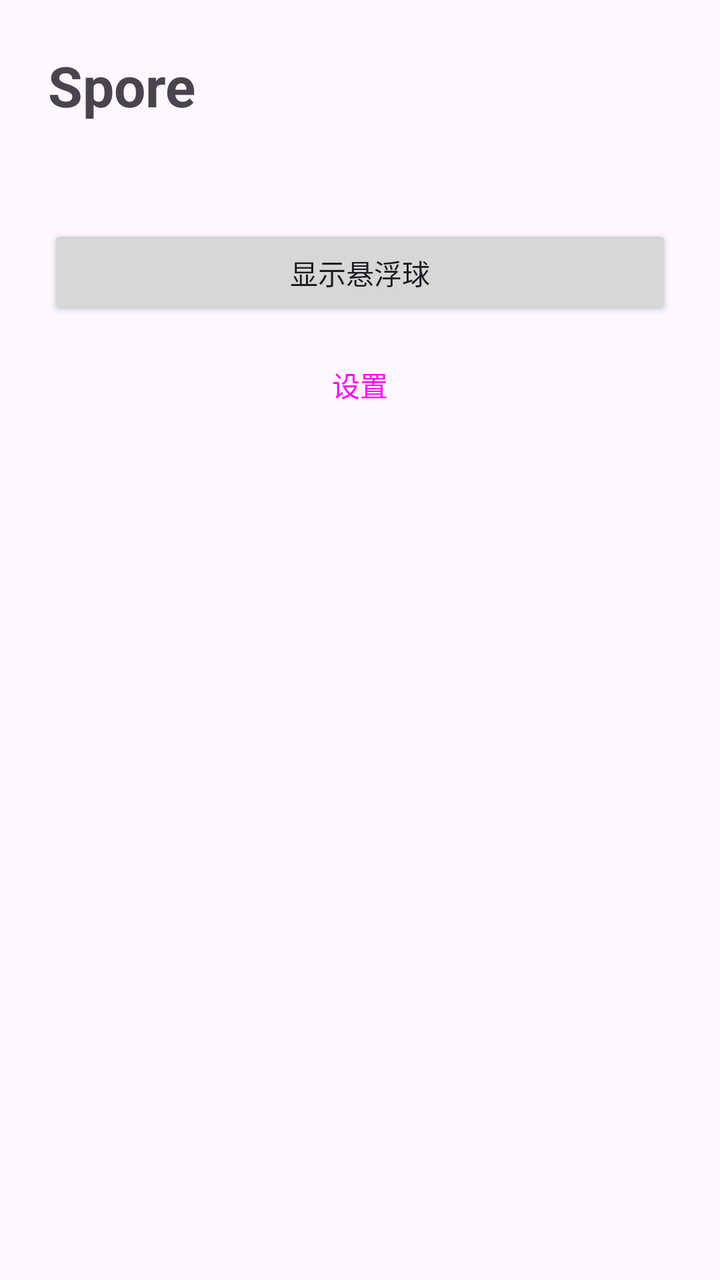
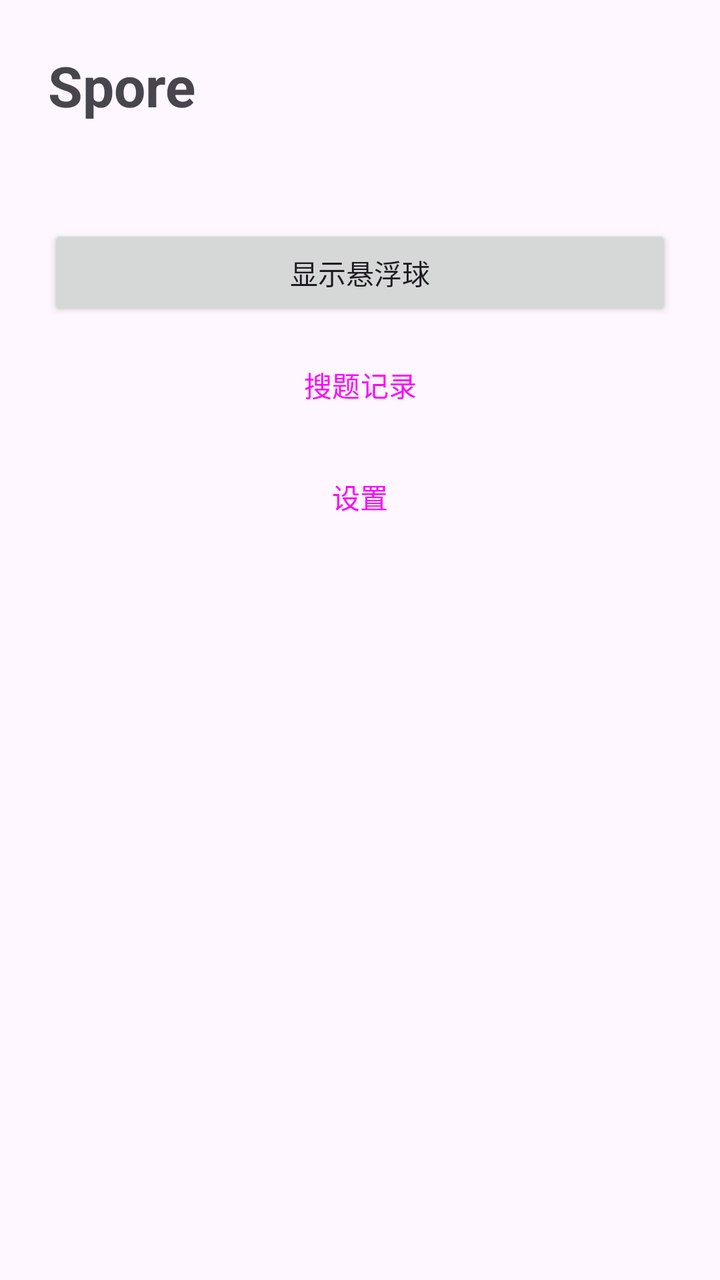

Screens rendered from an Android XML layout before and after an edit, with the pre-edit source and the edit as a unified diff.
<!-- AndroidManifest.xml: application theme Theme.Spore -->
<!-- res/layout/activity_main.xml -->
<?xml version="1.0" encoding="utf-8"?>
<LinearLayout xmlns:android="http://schemas.android.com/apk/res/android"
    android:layout_width="match_parent"
    android:layout_height="match_parent"
    android:orientation="vertical"
    android:padding="24dp">

    <TextView
        android:layout_width="wrap_content"
        android:layout_height="wrap_content"
        android:text="@string/app_name"
        android:textSize="28sp"
        android:textStyle="bold" />

    <TextView
        android:id="@+id/tv_status"
        android:layout_width="match_parent"
        android:layout_height="wrap_content"
        android:layout_marginTop="8dp"
        android:textSize="14sp" />

    <Button
        android:id="@+id/btn_ball"
        android:layout_width="match_parent"
        android:layout_height="wrap_content"
        android:layout_marginTop="24dp"
        android:text="@string/start_ball" />

    <Button
        android:id="@+id/btn_settings"
        style="?attr/materialButtonOutlinedStyle"
        android:layout_width="match_parent"
        android:layout_height="wrap_content"
        android:layout_marginTop="8dp"
        android:text="@string/btn_settings" />

</LinearLayout>
<!-- resources referenced by this layout -->
<resources>
  <string name="app_name">Spore</string>
  <string name="btn_settings">设置</string>
  <string name="start_ball">显示悬浮球</string>
  <style name="Theme.Spore" parent="Base.Theme.Spore" />
  <style name="Base.Theme.Spore" parent="Theme.Material3.DayNight.NoActionBar">
          
      </style>
</resources>

<!-- the commit's change to res/layout/activity_main.xml (unified diff, before → after) -->
@@ -27,6 +27,14 @@
         android:text="@string/start_ball" />
 
     <Button
+        android:id="@+id/btn_record"
+        style="?attr/materialButtonOutlinedStyle"
+        android:layout_width="match_parent"
+        android:layout_height="wrap_content"
+        android:layout_marginTop="8dp"
+        android:text="@string/record_title" />
+
+    <Button
         android:id="@+id/btn_settings"
         style="?attr/materialButtonOutlinedStyle"
         android:layout_width="match_parent"
<!-- resource entries referenced after the edit -->
@@ -2,6 +2,7 @@
 <resources>
   <string name="app_name">Spore</string>
   <string name="btn_settings">设置</string>
+  <string name="record_title">搜题记录</string>
   <string name="start_ball">显示悬浮球</string>
   <style name="Theme.Spore" parent="Base.Theme.Spore" />
   <style name="Base.Theme.Spore" parent="Theme.Material3.DayNight.NoActionBar">
